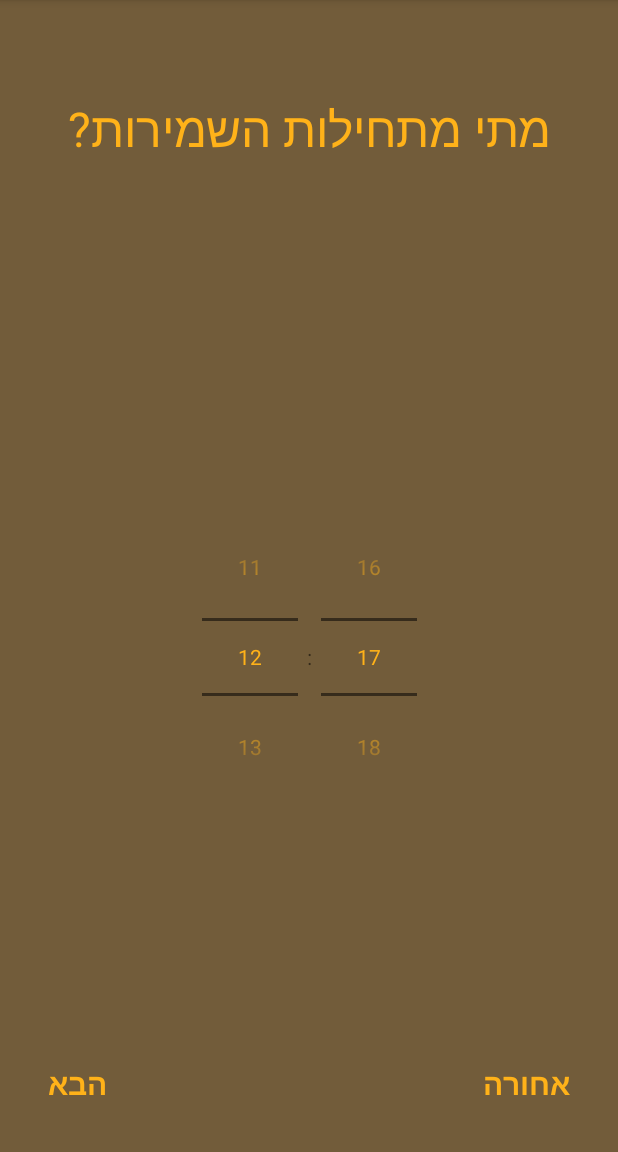
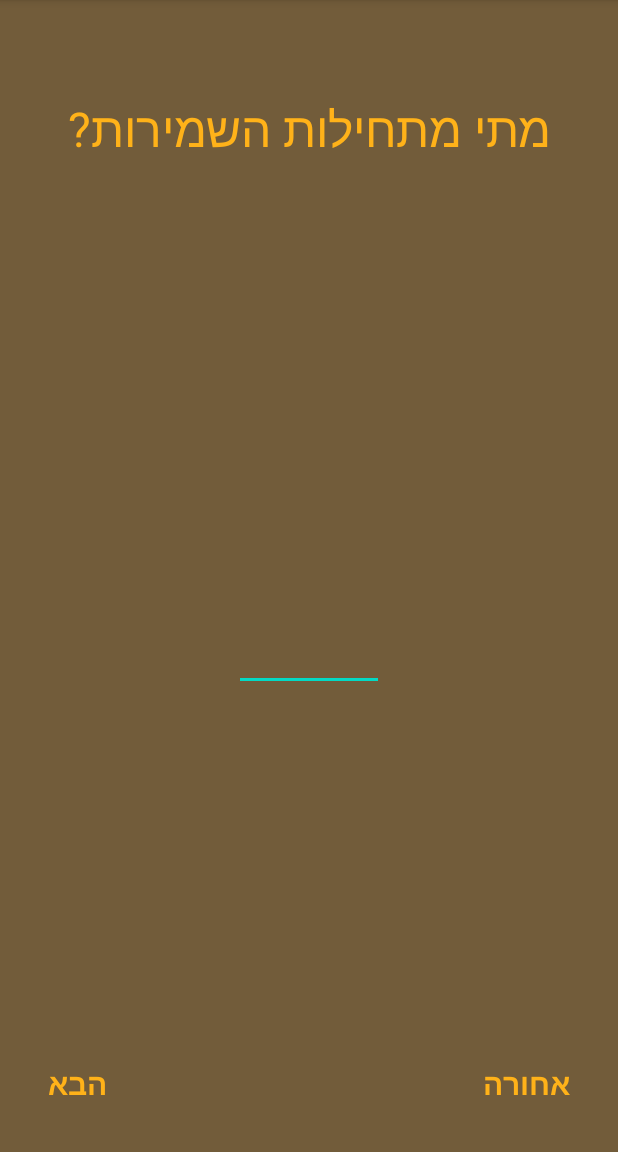
Before and after one commit to IdoAsraff/Samalto, an Android app: the ScheduleStartActivity screen opened directly, with no data from a screen before it, on a phone screen of 412 x 824 dp, the part 84-1236 px from its top. Run offline under Robolectric (Android 15) with nearby library versions, the phone set to English and light mode, and no system bars.

Commit message:
Added datepicker

```diff
--- a/app/build.gradle
+++ b/app/build.gradle
@@ -36,7 +36,6 @@ android {
 }
 
 dependencies {
-
     implementation "org.jetbrains.kotlin:kotlin-stdlib:$kotlin_version"
     implementation 'androidx.core:core-ktx:1.7.0'
     implementation 'androidx.appcompat:appcompat:1.4.0'
--- a/app/src/main/res/layout/activity_create_posts.xml
+++ b/app/src/main/res/layout/activity_create_posts.xml
@@ -2,8 +2,7 @@
 <androidx.constraintlayout.widget.ConstraintLayout xmlns:android="http://schemas.android.com/apk/res/android"
     xmlns:app="http://schemas.android.com/apk/res-auto"
     xmlns:tools="http://schemas.android.com/tools"
-    android:layout_width="match_parent"
-    android:layout_height="match_parent"
+    style="@style/MilitaryScreen"
     tools:context=".view.CreatePostsActivity">
 
 </androidx.constraintlayout.widget.ConstraintLayout>
--- a/app/src/main/res/layout/activity_schedule_start.xml
+++ b/app/src/main/res/layout/activity_schedule_start.xml
@@ -14,11 +14,13 @@
         android:text="מתי מתחילות השמירות?"
         style="@style/SecondaryHeader"/>
 
-    <TimePicker
+    <EditText
+        android:id="@+id/schedStartInput"
+        android:enabled="true"
+        android:inputType="none"
         android:layout_width="wrap_content"
         android:layout_height="wrap_content"
-        android:id="@+id/schedStartInput"
-        android:timePickerMode="spinner"
+        android:width="100dp"
         app:layout_constraintStart_toStartOf="parent"
         app:layout_constraintEnd_toEndOf="parent"
         app:layout_constraintBottom_toBottomOf="parent"
```
Also changed, not shown: app/src/main/java/com/talido/samalto/view/ScheduleStartActivity.kt (+43 -4 lines).
